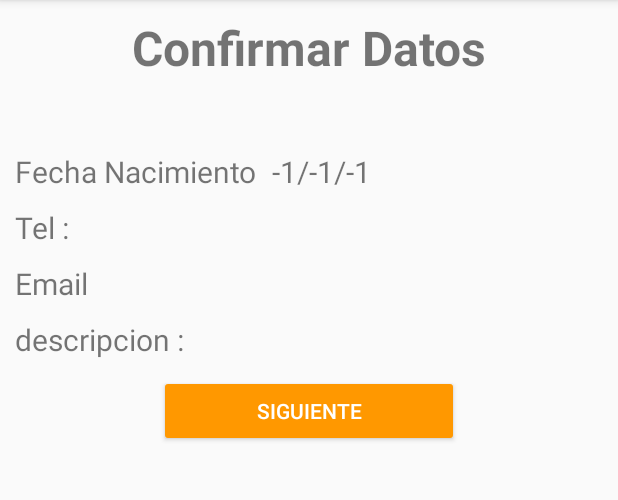
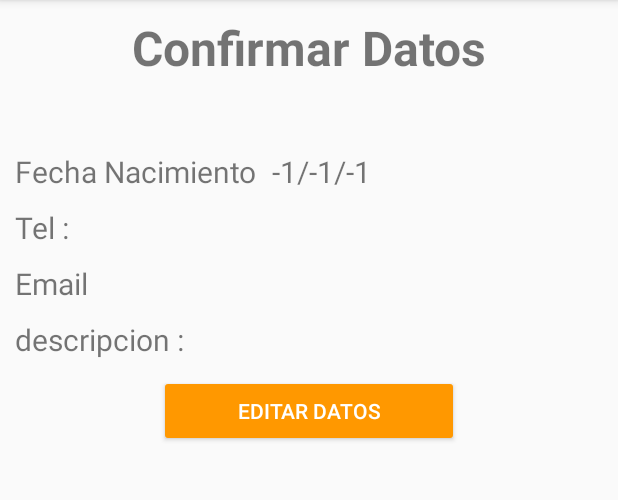
Before and after one commit to jorgeiur96/MaterialDg, an Android app: the Actividad2 screen opened directly, with no data from a screen before it, on a phone screen of 412 x 824 dp, the part 84-584 px from its top. Run offline under Robolectric (Android 15) with nearby library versions, the phone set to English and light mode, and no system bars; 7 statements that could not run were skipped.

Commit message:
Update activity_actividad2.xml

```diff
--- a/app/src/main/res/layout/activity_actividad2.xml
+++ b/app/src/main/res/layout/activity_actividad2.xml
@@ -144,7 +144,7 @@
          android:layout_width="200dp"
          android:onClick="editar"
          android:layout_height="wrap_content"
-         android:text="@string/botonSiguinete"
+         android:text="@string/textobotoneditardatos"
          android:theme="@style/MibotonRaised" />
 
 
```
